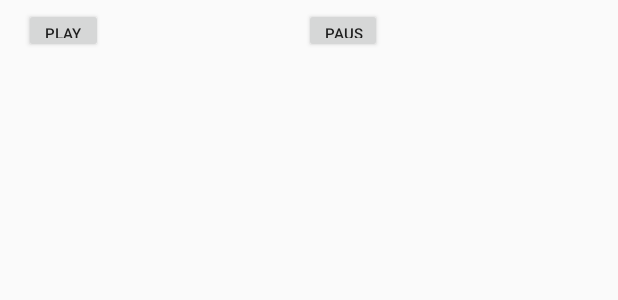
After one commit to David758b/Audientes, an Android app: the layout playbar.xml on its own in the app's theme, with its tools: preview values and no code run, on a phone screen of 412 x 824 dp. The commit adds this screen. Shown: the top 300 px of the screen. Run offline under Robolectric (Android 15) with nearby library versions, the phone set to English and light mode, and no system bars.

Commit message:
Created new class lydaspiller and a play fragment to se to test different audio play options

```diff
--- /dev/null
+++ b/app/src/main/res/layout/playbar.xml
@@ -0,0 +1,32 @@
+<?xml version="1.0" encoding="utf-8"?>
+<androidx.constraintlayout.widget.ConstraintLayout xmlns:android="http://schemas.android.com/apk/res/android"
+    xmlns:app="http://schemas.android.com/apk/res-auto"
+    xmlns:tools="http://schemas.android.com/tools"
+    android:layout_width="match_parent"
+    android:layout_height="40dp">
+
+    <Button
+        android:id="@+id/playbar_playbutton"
+        android:layout_width="0dp"
+        android:layout_height="30dp"
+        android:layout_marginStart="16dp"
+        android:layout_marginEnd="134dp"
+        android:text="play"
+        android:textSize="10dp"
+        app:layout_constraintBottom_toBottomOf="parent"
+        app:layout_constraintEnd_toStartOf="@+id/playbar_pausebutton"
+        app:layout_constraintStart_toStartOf="parent"
+        app:layout_constraintTop_toTopOf="parent" />
+
+    <Button
+        android:id="@+id/playbar_pausebutton"
+        android:layout_width="0dp"
+        android:layout_height="30dp"
+        android:layout_marginEnd="157dp"
+        android:text="pause"
+        android:textSize="10dp"
+        app:layout_constraintBottom_toBottomOf="parent"
+        app:layout_constraintEnd_toEndOf="parent"
+        app:layout_constraintStart_toEndOf="@+id/playbar_playbutton"
+        app:layout_constraintTop_toTopOf="parent" />
+</androidx.constraintlayout.widget.ConstraintLayout>
```
Also changed, not shown: app/src/main/java/com/example/AudientesAPP/LydSpiller.java (added, +86 -0 lines), app/src/main/java/com/example/AudientesAPP/UI/LibraryListSound.java (+16 -18 lines), app/src/main/java/com/example/AudientesAPP/UI/PlayBar_Frag.java (added, +33 -0 lines), app/src/main/res/layout/activity_main.xml (+17 -2 lines).
